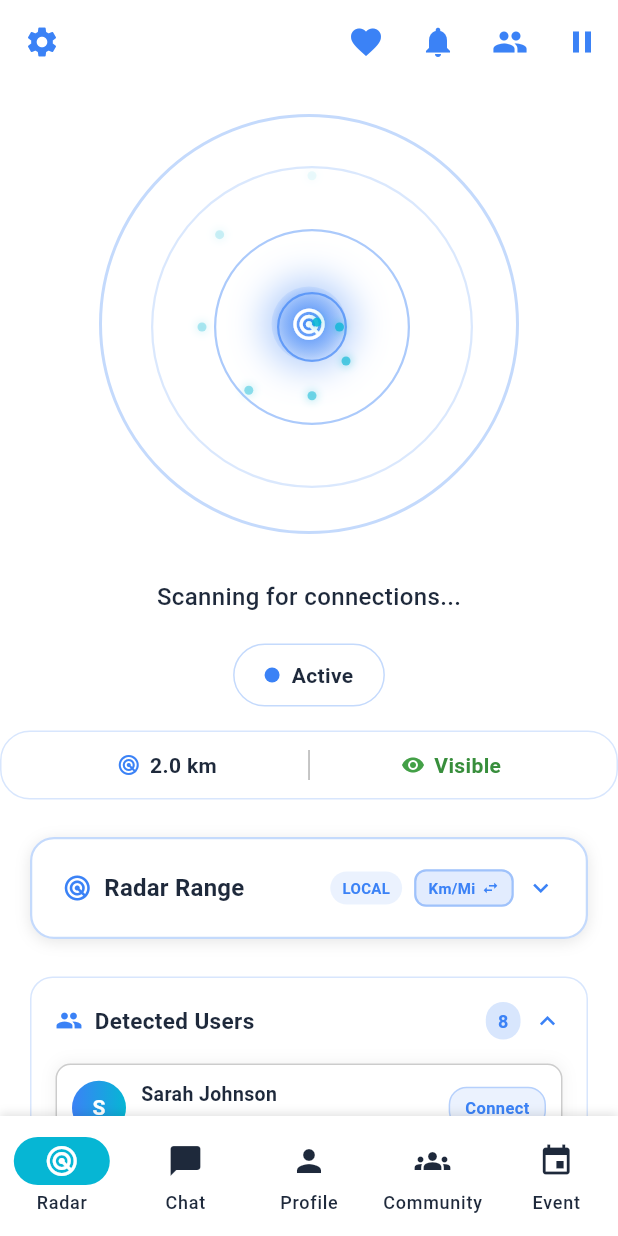
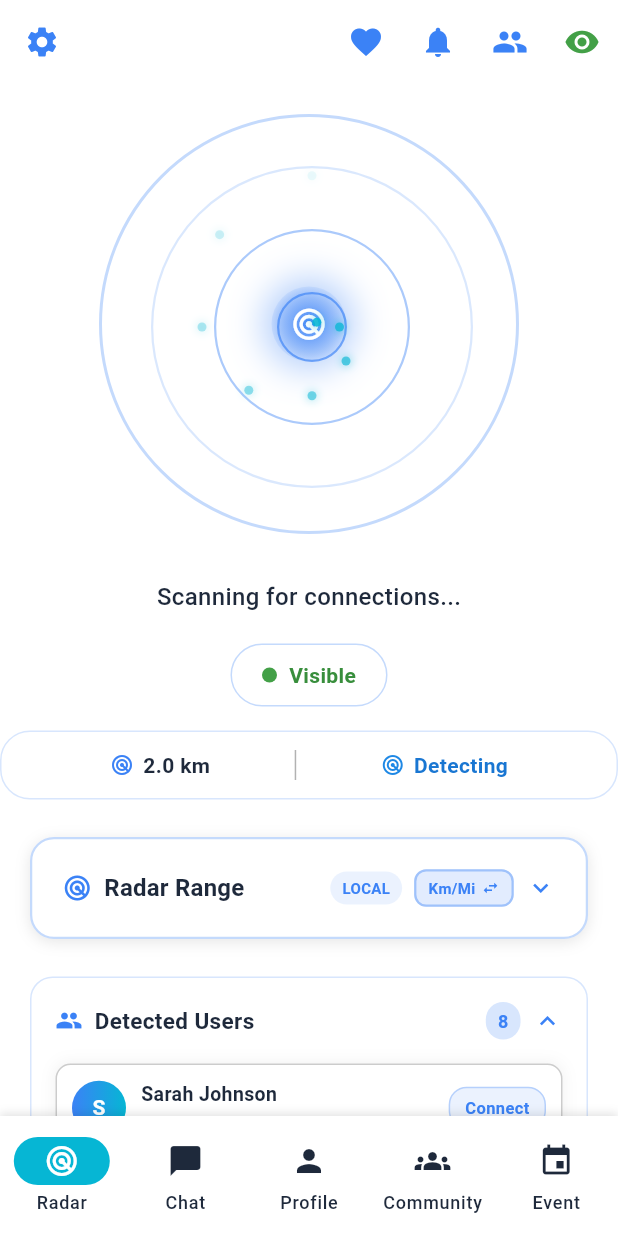
Before and after one commit to TArslan7/ComnecterMobile, a Flutter app: the screen it shows once a user with an empty profile is signed in, on a phone screen of 412 x 824 dp. Run offline on Flutter 3.47's test engine with Material 3 defaults, Android fonts, the phone set to English and light mode, and no system bars; our stand-ins replace audioplayers, cloud_firestore, confetti, connectivity_plus, firebase_analytics, firebase_auth and 10 more; accounts and stored records are empty.

Commit message:
refactor: Replace radar pause with radar visibility logic
🎯 Major UX Improvement - Visibility-Based Radar:

**Problem Solved:**
- Removed confusing 'pause' concept
- Implemented logical visibility approach
- When not visible = cannot detect others AND others cannot detect you

**🔧 Radar Service Updates:**
- Added toggleRadarVisibility() method
- When visible: can detect others AND be detected
- When hidden: cannot detect others AND cannot be detected
- Automatic scanning control based on visibility

**🎨 UI/UX Changes:**
- Replaced 'Active/Inactive' with 'Visible/Hidden'
- Updated button: visibility icon instead of play/pause
- Color coding: Green for visible, Grey for hidden
- Clear status messages explaining behavior

**📱 Radar Screen Updates:**
- Main status: 'Visible' vs 'Hidden'
- Button tooltip: 'Hide from Radar' vs 'Show on Radar'
- Status text: 'Scanning for connections...' vs 'Radar hidden - not detecting others'
- Real-time feedback: Shows detection ability status

**⚙️ Settings Integration:**
- Updated privacy section description
- Clear explanation: 'Show on radar and detect other users'
- Information box explains the mutual nature of visibility

**🎯 Logic Flow:**
1. User toggles visibility ON → Can detect others + Others can detect user
2. User toggles visibility OFF → Cannot detect others + Others cannot detect user
3. Single control for both detection and detectability

This creates a much more intuitive and logical user experience!

```diff
--- a/lib/features/radar/radar_screen.dart
+++ b/lib/features/radar/radar_screen.dart
@@ -56,8 +56,8 @@ class RadarScreen extends HookWidget {
       });
 
 
-      // Start scanning initially
-      if (isScanning.value) {
+      // Start scanning initially if visible
+      if (isDetectable.value) {
         radarService.startScanning();
       }
 
@@ -74,7 +74,7 @@ class RadarScreen extends HookWidget {
     }, [rangeSettings.value]);
 
     useEffect(() {
-      if (isScanning.value) {
+      if (isDetectable.value) {
         radarService.startScanning();
         heartbeatController.repeat();
         radarController.repeat();
@@ -84,10 +84,11 @@ class RadarScreen extends HookWidget {
         radarController.stop();
       }
       return null;
-    }, [isScanning.value]);
+    }, [isDetectable.value]);
 
-    void toggleScanning() {
-      isScanning.value = !isScanning.value;
+    void toggleRadarVisibility() {
+      isDetectable.value = !isDetectable.value;
+      radarService.toggleRadarVisibility(isDetectable.value);
     }
 
     void sendFriendRequest(NearbyUser user) async {
@@ -172,13 +173,13 @@ class RadarScreen extends HookWidget {
             tooltip: 'Friends',
           ),
           IconButton(
-            onPressed: toggleScanning,
+            onPressed: toggleRadarVisibility,
             icon: Icon(
-              isScanning.value ? Icons.pause : Icons.play_arrow,
-              color: Theme.of(context).colorScheme.primary,
+              isDetectable.value ? Icons.visibility : Icons.visibility_off,
+              color: isDetectable.value ? Colors.green.shade600 : Colors.grey.shade600,
               size: 24,
             ),
-            tooltip: isScanning.value ? 'Pause Radar' : 'Start Radar',
+            tooltip: isDetectable.value ? 'Hide from Radar' : 'Show on Radar',
           ),
         ],
       ),
@@ -318,10 +319,12 @@ class RadarScreen extends HookWidget {
 
               // Status text
               Text(
-                isScanning.value ? 'Scanning for connections...' : 'Radar paused',
+                isDetectable.value ? 'Scanning for connections...' : 'Radar hidden - not detecting others',
                 style: TextStyle(
                   fontSize: 16,
-                  color: Theme.of(context).colorScheme.onSurface,
+                  color: isDetectable.value
+                      ? Theme.of(context).colorScheme.onSurface
+                      : Colors.grey.shade600,
                   fontWeight: FontWeight.w500,
                 ),
               ),
@@ -346,16 +349,18 @@ class RadarScreen extends HookWidget {
                       height: 10,
                       decoration: BoxDecoration(
                         shape: BoxShape.circle,
-                        color: isScanning.value
-                          ? Theme.of(context).colorScheme.primary
-                          : Theme.of(context).colorScheme.outline,
+                        color: isDetectable.value
+                          ? Colors.green.shade600
+                          : Colors.grey.shade600,
                       ),
                     ),
                     const SizedBox(width: 8),
                     Text(
-                      isScanning.value ? 'Active' : 'Inactive',
+                      isDetectable.value ? 'Visible' : 'Hidden',
                       style: TextStyle(
-                        color: Theme.of(context).colorScheme.onSurface,
+                        color: isDetectable.value
+                          ? Colors.green.shade700
+                          : Colors.grey.shade700,
                         fontWeight: FontWeight.w600,
                       ),
                     ),
@@ -406,22 +411,22 @@ class RadarScreen extends HookWidget {
                       color: Theme.of(context).colorScheme.outline.withValues(alpha: 0.3),
                     ),
 
-                    // Detectability Status
+                    // Detection Ability Status
                     Row(
                       children: [
                         Icon(
-                          isDetectable.value ? Icons.visibility : Icons.visibility_off,
+                          isDetectable.value ? Icons.radar : Icons.radar_outlined,
                           size: 16,
                           color: isDetectable.value
-                              ? Colors.green.shade600
+                              ? Colors.blue.shade600
                               : Colors.grey.shade600,
                         ),
                         const SizedBox(width: 6),
                         Text(
-                          isDetectable.value ? 'Visible' : 'Hidden',
+                          isDetectable.value ? 'Detecting' : 'Not Detecting',
                           style: TextStyle(
                             color: isDetectable.value
-                                ? Colors.green.shade700
+                                ? Colors.blue.shade700
                                 : Colors.grey.shade700,
                             fontWeight: FontWeight.w600,
                             fontSize: 14,
@@ -562,9 +567,9 @@ class RadarScreen extends HookWidget {
                                     ),
                                     const SizedBox(height: 6),
                                     Text(
-                                      isScanning.value
+                                      isDetectable.value
                                         ? 'Scanning for nearby users...'
-                                        : 'No users detected in range',
+                                        : 'Radar hidden - cannot detect others',
                                       style: TextStyle(
                                         fontSize: 13,
                                         color: Theme.of(context).colorScheme.onSurface.withValues(alpha: 0.7),
```
Also changed, not shown: lib/features/radar/services/radar_service.dart (+16 -11 lines), lib/features/settings/settings_screen.dart (+4 -4 lines).
